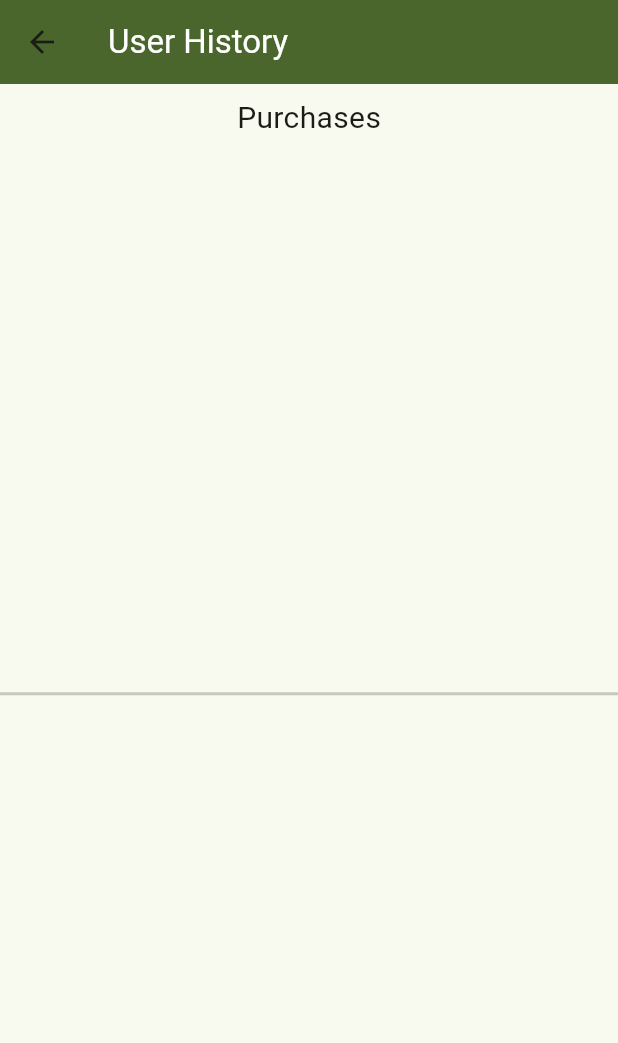
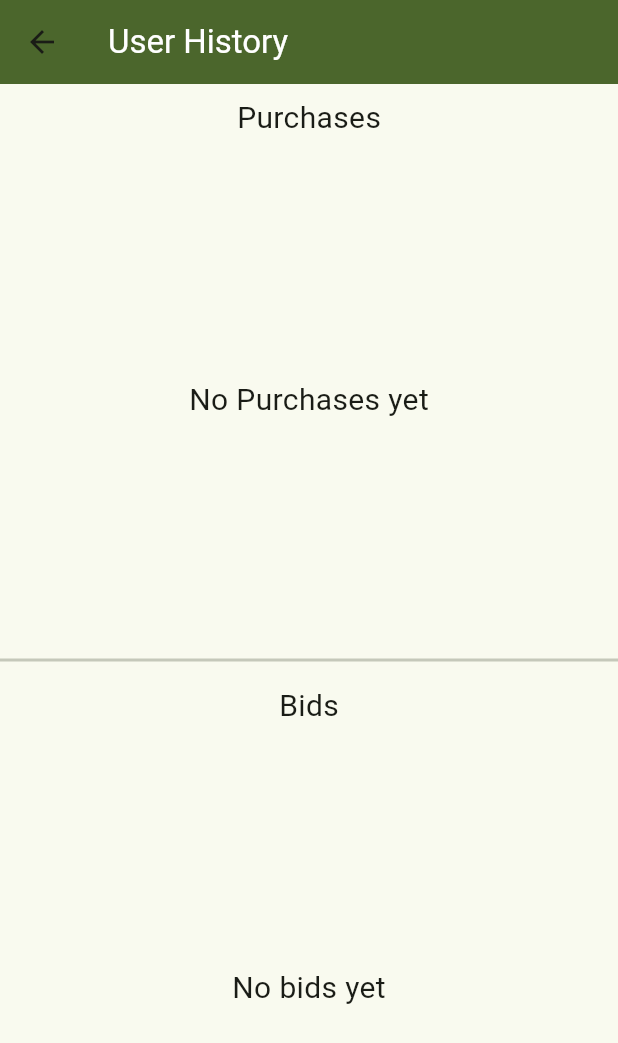
Before and after one commit to sosowaleed/mozayed_app, a Flutter app: the UserHistoryScreen screen opened directly, on a phone screen of 412 x 824 dp. Shown: the top 1043 px of the screen. Run offline on Flutter 3.47's test engine with Material 3 defaults, Android fonts, the phone set to English and light mode, and no system bars; drawn by our look-alikes of auto_size_text; our stand-ins replace cloud_firestore, faker, firebase_auth, firebase_core, firebase_storage, flutter_map and 8 more; accounts and stored records are empty; generated files the repository leaves out were written again.

Commit message:
feat: add google map API key support, update app name, and enhance user history screen
This commit introduces support for using the Google Maps API key, updates the application name, and enhances the user history screen.

- **Google Maps API Key Integration:**
  - Added the ability to load the Google Maps API key from a local file.
  - Modified `auth_screen.dart` to load the API key from `lib/assets/google map api key`.
  - Updated Google Maps API calls in `auth_screen.dart` to include the dynamically loaded API key.
- **Application Name:**
  - Updated the app name from "mozayed_app" to "Mozayed" in `AndroidManifest.xml`.
- **User History Screen Enhancements:**
  - Improved error handling and loading states in `user_history_screen.dart`.
  - Enhanced the display of purchased items and bid history, including loading indicators.
  - Added a check to display "No Purchases yet" or "No bids yet" messages when the respective lists are empty.
- **Home Screen:**
  - Modified the `home_screen.dart` to show loading circle until the data is loaded.
  - Updated the `home_screen.dart` to wait for the activated status before showing the content.

```diff
--- a/lib/screens/user_history_screen.dart
+++ b/lib/screens/user_history_screen.dart
@@ -36,7 +36,8 @@ class _UserHistoryScreenState extends ConsumerState<UserHistoryScreen> {
     await Future.wait(listings.map((listing) async {
       if (listing.image.isNotEmpty) {
         // Fetch every image for this listing.
-        final futures = listing.image.map((url) => _getImageBytes(url)).toList();
+        final futures =
+        listing.image.map((url) => _getImageBytes(url)).toList();
         _imageCache[listing.id] = await Future.wait(futures);
       } else {
         _imageCache[listing.id] = [];
@@ -84,8 +85,8 @@ class _UserHistoryScreenState extends ConsumerState<UserHistoryScreen> {
                 child: ordersAsync.when(
                   loading: () =>
                   const Center(child: CircularProgressIndicator()),
-                  error: (error, stack) =>
-                      Center(child: AutoSizeText("Error loading orders: $error")),
+                  error: (error, stack) => Center(
+                      child: AutoSizeText("Error loading orders: $error")),
                   data: (orders) {
                     // Flatten all purchased items from each order's "items" array.
                     final List<Map<String, dynamic>> purchasedOrders = [];
@@ -102,8 +103,9 @@ class _UserHistoryScreenState extends ConsumerState<UserHistoryScreen> {
                         }
                       }
                     }
-                    final purchasedIds =
-                    purchasedOrders.map((order) => order["listingId"]).toSet();
+                    final purchasedIds = purchasedOrders
+                        .map((order) => order["listingId"])
+                        .toSet();
                     final purchasedListings = allListings
                         .where((listing) => purchasedIds.contains(listing.id))
                         .toList();
@@ -112,8 +114,8 @@ class _UserHistoryScreenState extends ConsumerState<UserHistoryScreen> {
                     return bidsAsync.when(
                       loading: () =>
                       const Center(child: CircularProgressIndicator()),
-                      error: (error, stack) =>
-                          Center(child: AutoSizeText("Error loading bids: $error")),
+                      error: (error, stack) => Center(
+                          child: AutoSizeText("Error loading bids: $error")),
                       data: (bidDocs) {
                         final bidIds = bidDocs
                             .map<String>((bid) => bid["listingId"].toString())
@@ -140,13 +142,19 @@ class _UserHistoryScreenState extends ConsumerState<UserHistoryScreen> {
                         return Column(
                           children: [
                             // Purchases List.
-                            Expanded(
+                            purchasedListings.isEmpty
+                                ? const Expanded(
+                                child: Center(
+                                    child: Text("No Purchases yet",
+                                        style: TextStyle(fontSize: 20))))
+                                : Expanded(
                               child: ListView.builder(
                                 itemCount: purchasedListings.length,
                                 itemBuilder: (context, index) {
                                   final listing = purchasedListings[index];
-                                  final currentOrder = purchasedOrders.firstWhere(
-                                          (order) => order["listingId"] == listing.id);
+                                  final currentOrder =
+                                  purchasedOrders.firstWhere((order) =>
+                                  order["listingId"] == listing.id);
                                   return ListTile(
                                     shape: const Border(
                                       bottom: BorderSide(color: Colors.grey),
@@ -160,16 +168,19 @@ class _UserHistoryScreenState extends ConsumerState<UserHistoryScreen> {
                                           child:
                                           CircularProgressIndicator()),
                                     )
-                                        : (_imageCache[listing.id]?.isNotEmpty ??
+                                        : (_imageCache[listing.id]
+                                        ?.isNotEmpty ??
                                         false)
                                         ? Image.memory(
                                       // Show the first image.
-                                      _imageCache[listing.id]![0]!,
+                                      _imageCache[listing.id]![
+                                      0]!,
                                       width: 50,
                                       height: 50,
                                       fit: BoxFit.cover,
                                     )
-                                        : const Icon(Icons.error, size: 50)
+                                        : const Icon(Icons.error,
+                                        size: 50)
                                         : const Icon(Icons.image, size: 50),
                                     title: AutoSizeText(listing.title),
                                     subtitle: AutoSizeText(
@@ -182,8 +193,7 @@ class _UserHistoryScreenState extends ConsumerState<UserHistoryScreen> {
                                               ListingDetailsScreen(
                                                 listingItem: listing,
                                                 // Pass the full cached list; if not available, pass an empty list.
-                                                _imageCache[listing.id] ??
-                                                    const [],
+                                                _imageCache[listing.id] ?? const [],
                                               ),
                                         ),
                                       );
@@ -194,27 +204,42 @@ class _UserHistoryScreenState extends ConsumerState<UserHistoryScreen> {
                             ),
                             const Divider(thickness: 2),
                             // Bids List.
-                            Expanded(
+                            // Purchases Section.
+                            const Padding(
+                              padding: EdgeInsets.all(8.0),
+                              child: AutoSizeText(
+                                "Bids",
+                                style: TextStyle(fontSize: 20),
+                              ),
+                            ),
+                            bidListings.isEmpty
+                                ? const Expanded(
+                                child: Center(
+                                    child: Text("No bids yet",
+                                        style: TextStyle(fontSize: 20))))
+                                : Expanded(
                               child: ListView.builder(
                                 itemCount: bidListings.length,
                                 itemBuilder: (context, index) {
                                   final listing = bidListings[index];
                                   return ListTile(
                                     shape: const Border(
-                                        bottom: BorderSide(color: Colors.grey)),
+                                        bottom: BorderSide(
+                                            color: Colors.grey)),
                                     subtitle: AutoSizeText(
                                           () {
-                                        final userBidHistory = bidDocs
-                                            .firstWhere(
+                                        final userBidHistory =
+                                        bidDocs.firstWhere(
                                                 (bid) =>
                                             bid["listingId"]
                                                 .toString() ==
                                                 listing.id,
-                                            orElse: () =>
-                                            {"bidHistory": []})["bidHistory"]
+                                            orElse: () => {
+                                              "bidHistory": []
+                                            })["bidHistory"]
                                         as List<dynamic>;
-                                        final userBid =
-                                        userBidHistory.last["bidAmount"];
+                                        final userBid = userBidHistory
+                                            .last["bidAmount"];
                                         return "Your Bid: \$$userBid "
                                             "Current Highest Bid: \$${(listing.currentHighestBid ?? listing.startingBid ?? listing.price).toStringAsFixed(2)} | "
                                             "End Date: ${listing.bidEndTime}";
@@ -229,16 +254,20 @@ class _UserHistoryScreenState extends ConsumerState<UserHistoryScreen> {
                                           child:
                                           CircularProgressIndicator()),
                                     )
-                                        : (_imageCache[listing.id]?.isNotEmpty ??
+                                        : (_imageCache[listing.id]
+                                        ?.isNotEmpty ??
                                         false)
                                         ? Image.memory(
-                                      _imageCache[listing.id]![0]!,
+                                      _imageCache[
+                                      listing.id]![0]!,
                                       width: 50,
                                       height: 50,
                                       fit: BoxFit.cover,
                                     )
-                                        : const Icon(Icons.error, size: 50)
-                                        : const Icon(Icons.image, size: 50),
+                                        : const Icon(Icons.error,
+                                        size: 50)
+                                        : const Icon(Icons.image,
+                                        size: 50),
                                     title: AutoSizeText(listing.title),
                                     onTap: () {
                                       Navigator.push(
```
Also changed, not shown: lib/screens/auth_screen.dart (+38 -14 lines), lib/screens/home_screen.dart (+28 -24 lines).
